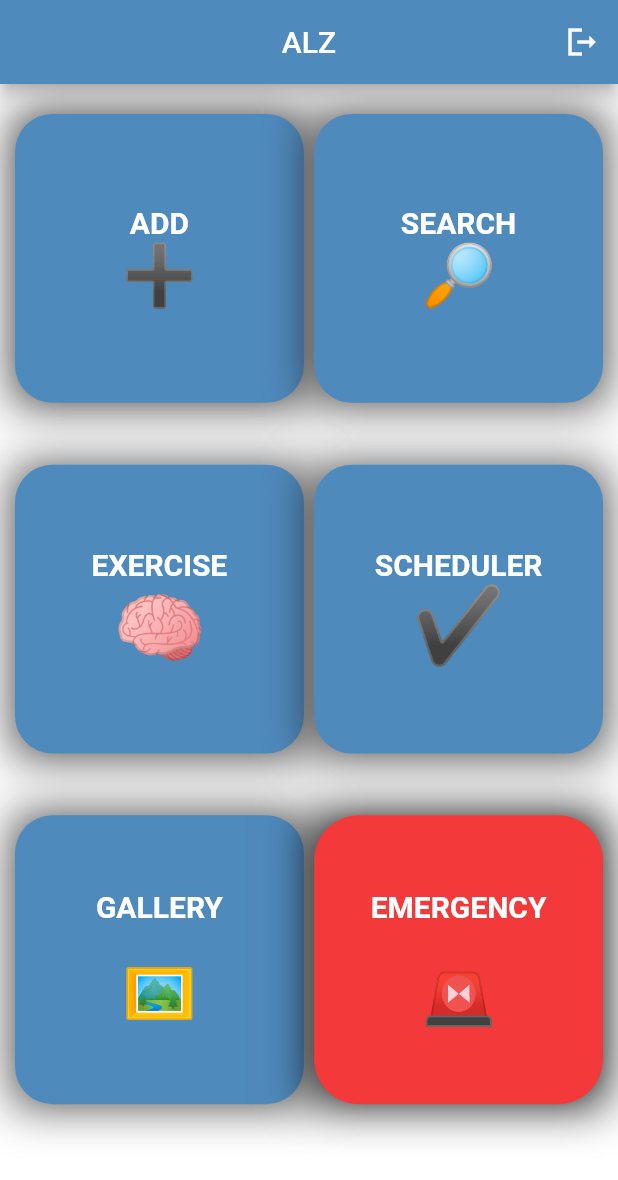
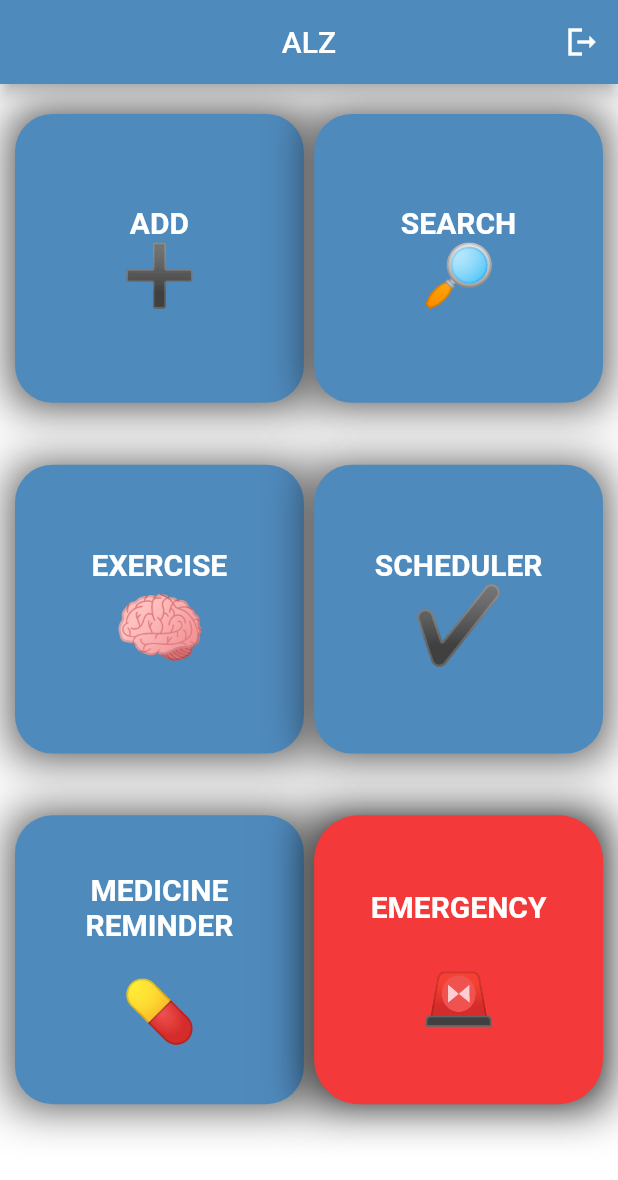
Before and after one commit to AnandSR7/ALZ, a Flutter app: the MyGridScreen screen opened directly, on a phone screen of 412 x 824 dp. Shown: the top 1180 px of the screen. Run offline on Flutter 3.47's test engine with Material 2 defaults, Android fonts, the light colour scheme and no system bars; our stand-ins replace firebase_auth, firebase_core, flutter_icons, rflutter_alert, splashscreen; missing offline and left inert: firebase_auth_web, firebase_core_web, flutter_phone_direct_caller; accounts and stored records are empty.

Commit message:
Add files via upload

```diff
--- a/lib/exercise.dart
+++ b/lib/exercise.dart
@@ -72,7 +72,7 @@ class _HomeState extends State<Home> {
                       "Points",
                       textAlign: TextAlign.start,
                       style: TextStyle(
-                          fontSize: 14, fontWeight: FontWeight.w300),
+                          fontSize: 14, fontWeight: FontWeight.w400),
                     ),
                   ],
                 ) : Container(),
--- a/lib/home.dart
+++ b/lib/home.dart
@@ -209,11 +209,11 @@ class _MyGridScreenState extends State<MyGridScreen> {
                 child:  RichText(
                    textAlign: TextAlign.center,
      text: TextSpan(
-          text: 'GALLERY\n\n',
+          text: 'MEDICINE REMINDER\n\n',
 
           style: TextStyle(fontSize: 20, fontWeight: FontWeight.bold,color: Colors.white),
           children: <TextSpan>[
-             TextSpan(text: '🖼️', style: TextStyle(fontSize: 40))
+             TextSpan(text: '💊', style: TextStyle(fontSize: 40))
           ]
      ),
 ),
```
